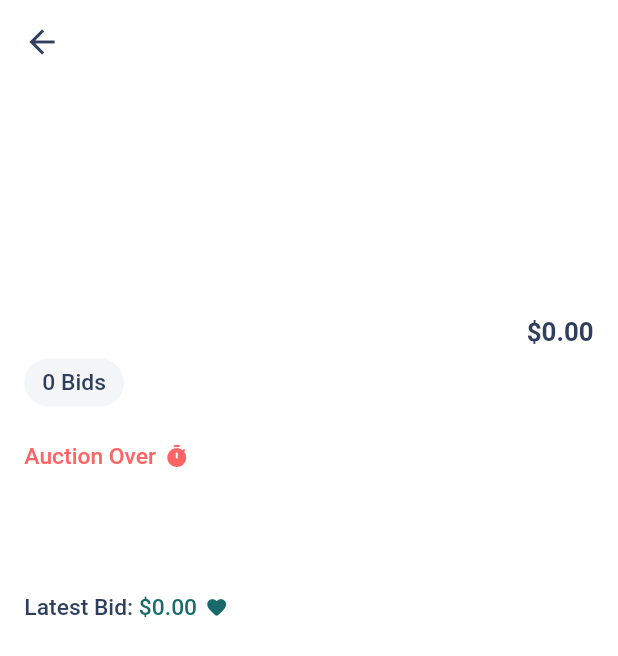
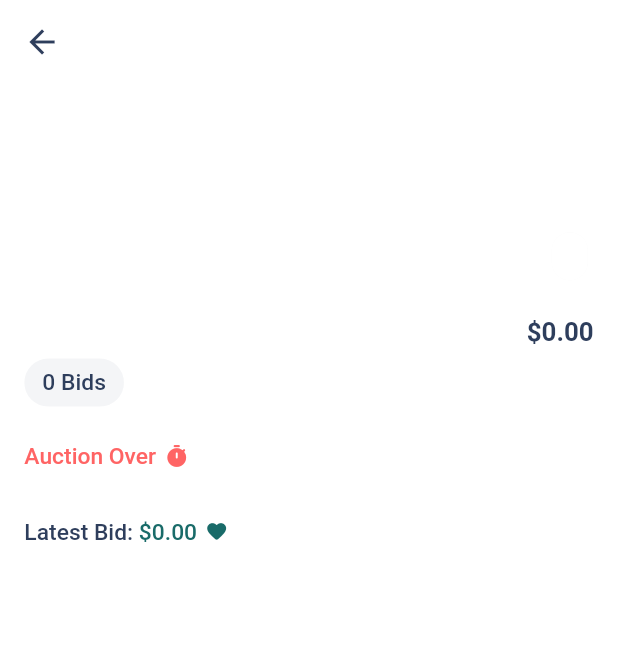
Before and after one commit to tharinduprabath/CenticBids-Mobile, a Flutter app: the AuctionPage screen opened directly with empty values, on a phone screen of 412 x 824 dp. Shown: the top 656 px of the screen. Run offline on Flutter 3.47's test engine with Material 2 defaults, Android fonts, the phone set to English and light mode, and no system bars; drawn by our look-alikes of flutter_countdown_timer; our stand-ins replace cached_network_image, cloud_firestore, connectivity, dartz, equatable, extended_masked_text and 6 more; accounts and stored records are empty.

Commit message:
remove state field in auction modal

```diff
--- a/lib/app/core/app_enums.dart
+++ /dev/null
@@ -1,13 +0,0 @@
-import 'package:centic_bids/app/utils/error_code.dart';
-import 'package:centic_bids/app/utils/exception.dart';
-import 'package:flutter/foundation.dart';
-
-enum AuctionState {
-  ongoing,
-  close,
-}
-
-AuctionState auctionStateFromString(String value) {
-  return AuctionState.values.firstWhere((e) => describeEnum(e) == value,
-      orElse: () => throw UnknownException(ErrorCode.e_1000));
-}
--- a/lib/app/core/widgets/auction_list_item.dart
+++ b/lib/app/core/widgets/auction_list_item.dart
@@ -1,3 +1,4 @@
+import 'package:centic_bids/app/core/app_colors.dart';
 import 'package:centic_bids/app/core/design_system/centic_bids_text.dart';
 import 'package:centic_bids/app/core/widgets/auction_countdown_timer.dart';
 import 'package:centic_bids/app/core/widgets/bid_count_chip.dart';
@@ -26,6 +27,7 @@ class AuctionListItem extends StatelessWidget {
       onTap: onTap,
       child: Container(
         height: size,
+        color: AppColors.transparent,
         child: Row(
           children: [
             Container(
--- a/lib/app/features/auctions/data/datasources/auth_remote_datasource/auction_remote_datasource_impl.dart
+++ b/lib/app/features/auctions/data/datasources/auth_remote_datasource/auction_remote_datasource_impl.dart
@@ -1,4 +1,3 @@
-import 'package:centic_bids/app/core/app_enums.dart';
 import 'package:centic_bids/app/core/app_firebase_helper.dart';
 import 'package:centic_bids/app/features/auctions/data/models/auction_model.dart';
 import 'package:centic_bids/app/features/auctions/data/models/bid_model.dart';
@@ -8,7 +7,6 @@ import 'package:centic_bids/app/utils/exception.dart';
 import 'package:centic_bids/app/utils/success.dart';
 import 'package:cloud_firestore/cloud_firestore.dart';
 import 'package:firebase_auth/firebase_auth.dart';
-import 'package:flutter/foundation.dart';
 
 import 'auction_remote_data_source.dart';
 
@@ -53,7 +51,7 @@ class AuctionRemoteDataSourceImpl implements AuctionRemoteDataSource {
       // Get auction docs
       final QuerySnapshot auctionDocs = await firebaseFirestore
           .collection(FirestoreName.auctions_collection)
-          .where("state", isEqualTo: describeEnum(AuctionState.ongoing))
+          .where("endDate", isGreaterThan: DateTime.now())
           .get();
 
       // Check empty
--- a/lib/app/features/auctions/data/models/auction_model.dart
+++ b/lib/app/features/auctions/data/models/auction_model.dart
@@ -1,4 +1,3 @@
-import 'package:centic_bids/app/core/app_enums.dart';
 import 'package:centic_bids/app/features/auctions/data/models/bid_model.dart';
 import 'package:centic_bids/app/features/auctions/domain/entities/auction_entity.dart';
 import 'package:cloud_firestore/cloud_firestore.dart';
@@ -9,7 +8,6 @@ class AuctionModel extends AuctionEntity {
   final DateTime startDate, endDate;
   final List<String> imageList;
   final List<BidModel> bidList;
-  final AuctionState state;
 
   AuctionModel({
     required this.id,
@@ -22,7 +20,6 @@ class AuctionModel extends AuctionEntity {
     required this.endDate,
     required this.imageList,
     required this.bidList,
-    required this.state,
   }) : super(
           id: id,
           title: title,
@@ -34,7 +31,6 @@ class AuctionModel extends AuctionEntity {
           endDate: endDate,
           imageList: imageList,
           bidList: bidList,
-          state: state,
         );
 
   // Has firebase dependency for datetime
@@ -50,7 +46,6 @@ class AuctionModel extends AuctionEntity {
       endDate: (map["endDate"] as Timestamp).toDate(),
       imageList: List<String>.from(map["imageList"]),
       bidList: map["bidList"] ?? <BidModel>[],
-      state: auctionStateFromString(map["state"]),
     );
   }
 
@@ -67,7 +62,6 @@ class AuctionModel extends AuctionEntity {
       imageList: auctionEntity.imageList,
       bidList:
           auctionEntity.bidList.map((e) => BidModel.fromEntity(e)).toList(),
-      state: auctionEntity.state,
     );
   }
 }
--- a/lib/app/features/auctions/domain/entities/auction_entity.dart
+++ b/lib/app/features/auctions/domain/entities/auction_entity.dart
@@ -8,7 +8,6 @@ class AuctionEntity extends Equatable {
   final DateTime startDate, endDate;
   final List<String> imageList;
   final List<BidEntity> bidList;
-  final AuctionState state;
 
   AuctionEntity({
     required this.id,
@@ -21,7 +20,6 @@ class AuctionEntity extends Equatable {
     required this.endDate,
     required this.imageList,
     required this.bidList,
-    required this.state,
   });
 
   @override
@@ -36,6 +34,5 @@ class AuctionEntity extends Equatable {
     endDate,
     imageList,
     bidList,
-    state,
   ];
 }
--- a/lib/app/features/auctions/presentation/auction/auction_page.dart
+++ b/lib/app/features/auctions/presentation/auction/auction_page.dart
@@ -126,16 +126,17 @@ class _Loaded extends ViewModelWidget<AuctionPageViewModel> {
                         AuctionCountdownTimer(endDate: auctionEntity.endDate),
                         VerticalSpace(),
                         VerticalSpace(),
+                        LatestBidView(
+                          latestBid: auctionEntity.latestBid,
+                          isFromUser: model.isUserHasLatestBid(),
+                        ),
+                        VerticalSpace(),
+                        VerticalSpace(),
                         CenticBidsText.body(
                           auctionEntity.description,
                           align: TextAlign.justify,
                         ),
                         VerticalSpace(),
-                        VerticalSpace(),
-                        LatestBidView(
-                          latestBid: auctionEntity.latestBid,
-                          isFromUser: model.isUserHasLatestBid(),
-                        ),
                       ],
                     ),
                   ),
```
